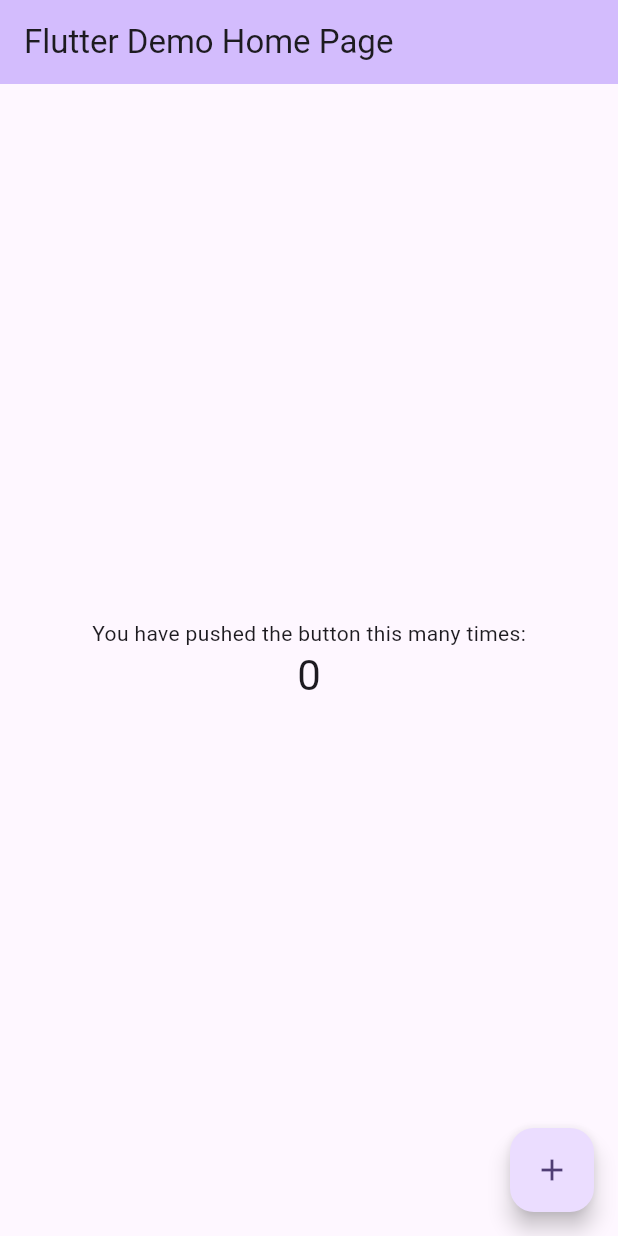
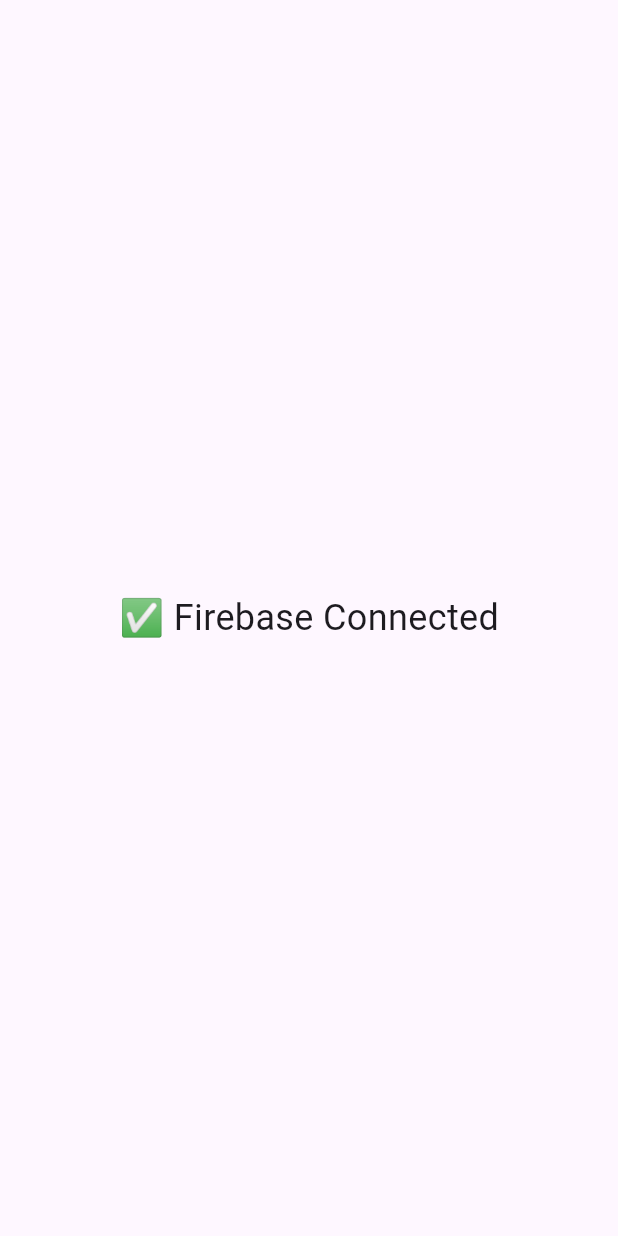
Before and after one commit to MierafA12/ChatApp, a Flutter app: the screen it shows after launch, on a phone screen of 412 x 824 dp. Run offline on Flutter 3.47's test engine with Material 3 defaults, Android fonts, the phone set to English and light mode, and no system bars; our stand-ins replace firebase_core; accounts and stored records are empty.

Commit message:
firebase connection

```diff
--- a/lib/main.dart
+++ b/lib/main.dart
@@ -1,122 +1,37 @@
 import 'package:flutter/material.dart';
+import 'package:firebase_core/firebase_core.dart';
 
-void main() {
+void main() async {
+  WidgetsFlutterBinding.ensureInitialized();
+  await Firebase.initializeApp();
   runApp(const MyApp());
 }
 
 class MyApp extends StatelessWidget {
   const MyApp({super.key});
 
-  // This widget is the root of your application.
   @override
   Widget build(BuildContext context) {
     return MaterialApp(
-      title: 'Flutter Demo',
-      theme: ThemeData(
-        // This is the theme of your application.
-        //
-        // TRY THIS: Try running your application with "flutter run". You'll see
-        // the application has a purple toolbar. Then, without quitting the app,
-        // try changing the seedColor in the colorScheme below to Colors.green
-        // and then invoke "hot reload" (save your changes or press the "hot
-        // reload" button in a Flutter-supported IDE, or press "r" if you used
-        // the command line to start the app).
-        //
-        // Notice that the counter didn't reset back to zero; the application
-        // state is not lost during the reload. To reset the state, use hot
-        // restart instead.
-        //
-        // This works for code too, not just values: Most code changes can be
-        // tested with just a hot reload.
-        colorScheme: ColorScheme.fromSeed(seedColor: Colors.deepPurple),
-      ),
-      home: const MyHomePage(title: 'Flutter Demo Home Page'),
+      debugShowCheckedModeBanner: false,
+      title: 'iChat',
+      home: const HomePage(),
     );
   }
 }
 
-class MyHomePage extends StatefulWidget {
-  const MyHomePage({super.key, required this.title});
-
-  // This widget is the home page of your application. It is stateful, meaning
-  // that it has a State object (defined below) that contains fields that affect
-  // how it looks.
-
-  // This class is the configuration for the state. It holds the values (in this
-  // case the title) provided by the parent (in this case the App widget) and
-  // used by the build method of the State. Fields in a Widget subclass are
-  // always marked "final".
-
-  final String title;
-
-  @override
-  State<MyHomePage> createState() => _MyHomePageState();
-}
-
-class _MyHomePageState extends State<MyHomePage> {
-  int _counter = 0;
-
-  void _incrementCounter() {
-    setState(() {
-      // This call to setState tells the Flutter framework that something has
-      // changed in this State, which causes it to rerun the build method below
-      // so that the display can reflect the updated values. If we changed
-      // _counter without calling setState(), then the build method would not be
-      // called again, and so nothing would appear to happen.
-      _counter++;
-    });
-  }
+class HomePage extends StatelessWidget {
+  const HomePage({super.key});
 
   @override
   Widget build(BuildContext context) {
-    // This method is rerun every time setState is called, for instance as done
-    // by the _incrementCounter method above.
-    //
-    // The Flutter framework has been optimized to make rerunning build methods
-    // fast, so that you can just rebuild anything that needs updating rather
-    // than having to individually change instances of widgets.
-    return Scaffold(
-      appBar: AppBar(
-        // TRY THIS: Try changing the color here to a specific color (to
-        // Colors.amber, perhaps?) and trigger a hot reload to see the AppBar
-        // change color while the other colors stay the same.
-        backgroundColor: Theme.of(context).colorScheme.inversePrimary,
-        // Here we take the value from the MyHomePage object that was created by
-        // the App.build method, and use it to set our appbar title.
-        title: Text(widget.title),
-      ),
+    return const Scaffold(
       body: Center(
-        // Center is a layout widget. It takes a single child and positions it
-        // in the middle of the parent.
-        child: Column(
-          // Column is also a layout widget. It takes a list of children and
-          // arranges them vertically. By default, it sizes itself to fit its
-          // children horizontally, and tries to be as tall as its parent.
-          //
-          // Column has various properties to control how it sizes itself and
-          // how it positions its children. Here we use mainAxisAlignment to
-          // center the children vertically; the main axis here is the vertical
-          // axis because Columns are vertical (the cross axis would be
-          // horizontal).
-          //
-          // TRY THIS: Invoke "debug painting" (choose the "Toggle Debug Paint"
-          // action in the IDE, or press "p" in the console), to see the
-          // wireframe for each widget.
-          mainAxisAlignment: MainAxisAlignment.center,
-          children: <Widget>[
-            const Text('You have pushed the button this many times:'),
-            Text(
-              '$_counter',
-              style: Theme.of(context).textTheme.headlineMedium,
-            ),
-          ],
+        child: Text(
+          '✅ Firebase Connected',
+          style: TextStyle(fontSize: 24),
         ),
       ),
-      floatingActionButton: FloatingActionButton(
-        onPressed: _incrementCounter,
-        tooltip: 'Increment',
-        child: const Icon(Icons.add),
-      ), // This trailing comma makes auto-formatting nicer for build methods.
     );
   }
 }
```
